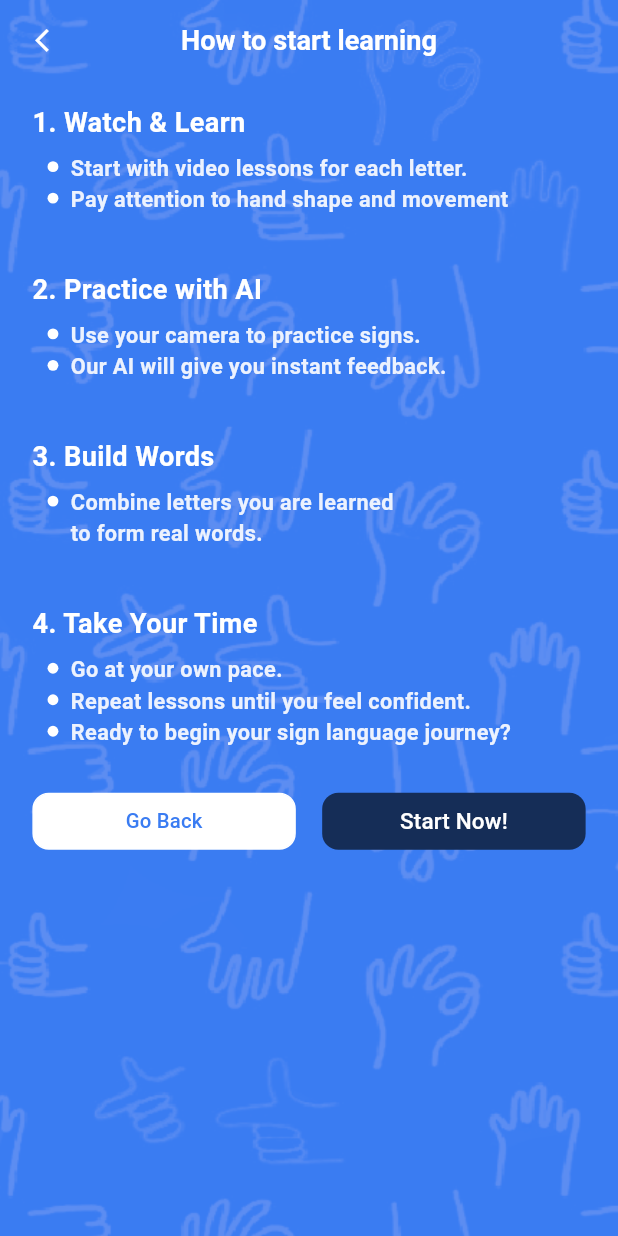
After one commit to mostafaomeha725/IsharaApp, a Flutter app: the LearnScreen screen opened directly, after a tap on "Introduction", on a phone screen of 412 x 824 dp. The commit adds this screen. Run offline on Flutter 3.47's test engine with Material 3 defaults, Android fonts, the phone set to English and light mode, and no system bars; our stand-ins replace cached_network_image, equatable, flutter_screenutil, flutter_spinkit, flutter_svg, go_router and 2 more; missing offline and left inert: chucker_flutter; Roboto replaces fonts that are missing (Tajawal).

Commit message:
add start  learn screen ui

```diff
--- a/lib/core/routes/app_routes.dart
+++ b/lib/core/routes/app_routes.dart
@@ -5,6 +5,7 @@ import 'package:isharaapp/features/auth/presentation/screens/check_mail_screen.d
 import 'package:isharaapp/features/auth/presentation/screens/create_new_password_screen.dart';
 import 'package:isharaapp/features/auth/presentation/screens/login_screen.dart';
 import 'package:isharaapp/features/auth/presentation/screens/register_screen.dart';
+import 'package:isharaapp/features/home/presentation/screens/start_learning_screen.dart';
 import 'package:isharaapp/features/home/presentation/screens/widgets/custom_nav_bar.dart';
 import 'package:isharaapp/features/splash/presentation/screens/onboarding_screen.dart';
 import 'package:isharaapp/features/splash/presentation/screens/splash_screen.dart';
@@ -62,7 +63,10 @@ GoRouter createRouter({
         path: Routes.customNavBar,
         builder: (context, state) => const CustomNavBar(),
       ),
-
+      GoRoute(
+        path: Routes.startLearning,
+        builder: (context, state) => const StartLearningScreen(),
+      ),
     ],
   );
 }
--- a/lib/core/routes/route_paths.dart
+++ b/lib/core/routes/route_paths.dart
@@ -8,4 +8,5 @@ class Routes {
   static const createNewPasswordScreen = '/createPassword';
   static const resetSuccessful = '/resetSuccessful';
   static const customNavBar = '/customNavBar';
+  static const startLearning = '/startLearning';
 }
--- a/lib/core/widgets/custom_button.dart
+++ b/lib/core/widgets/custom_button.dart
@@ -4,7 +4,6 @@ import 'package:flutter_screenutil/flutter_screenutil.dart';
 import 'package:isharaapp/core/theme/dark_colors.dart';
 import '/core/theme/dimensions.dart';
 import '/core/widgets/custom_text.dart';
-
 import '../extensions/ext.dart';
 import '../theme/light_colors.dart';
 import 'bouncing_widgets.dart';
@@ -79,7 +78,7 @@ class AppButton extends StatelessWidget implements Equatable {
         height: height ?? 57.h,
         margin: margin,
         decoration: BoxDecoration(
-          color: color,
+          color: color, // اللون اللي بيتحدد من الخارج
           borderRadius: BorderRadius.circular(radius ?? 12.r),
           border: Border.all(
             color: borderColor ??
@@ -93,10 +92,12 @@ class AppButton extends StatelessWidget implements Equatable {
           clipBehavior: Clip.antiAlias,
           style: TextButton.styleFrom(
             side: side,
-            foregroundColor: hoveColor ?? Colors.white,
-            backgroundColor: Theme.of(context).brightness == Brightness.dark
-                ? AppDarkColors.white
-                : AppLightColors.black,
+            // ✅ هنا التعديل: استخدم اللون الممرر بدل اللون الثابت
+            backgroundColor: color,
+            foregroundColor: textColor ??
+                (Theme.of(context).brightness == Brightness.dark
+                    ? AppDarkColors.black
+                    : AppLightColors.white),
             padding: contentPadding ?? const EdgeInsets.all(8).r,
             shape: RoundedRectangleBorder(
               borderRadius: BorderRadius.circular(
@@ -119,7 +120,7 @@ class AppButton extends StatelessWidget implements Equatable {
                     letterSpacing: letterSpacing,
                     color: textColor ??
                         (Theme.of(context).brightness == Brightness.dark
-                            ? AppDarkColors.black
+                            ? AppDarkColors.white
                             : AppLightColors.white),
                   ),
                 )
@@ -140,7 +141,7 @@ class AppButton extends StatelessWidget implements Equatable {
                           letterSpacing: letterSpacing,
                           color: textColor ??
                               (Theme.of(context).brightness == Brightness.dark
-                                  ? AppDarkColors.black
+                                  ? AppDarkColors.white
                                   : AppLightColors.white),
                         ),
                       ),
--- /dev/null
+++ b/lib/features/home/presentation/screens/start_learning_screen.dart
@@ -0,0 +1,42 @@
+import 'package:flutter/material.dart';
+import 'package:flutter_screenutil/flutter_screenutil.dart';
+import 'package:isharaapp/core/constants/app_assets.dart';
+import 'package:isharaapp/core/theme/gender_controller.dart';
+import 'package:isharaapp/features/home/presentation/screens/widgets/start_learning_screen_body.dart';
+
+class StartLearningScreen extends StatelessWidget {
+  const StartLearningScreen({super.key});
+
+  @override
+  Widget build(BuildContext context) {
+    final gender = GenderController.of(context).genderTheme;
+
+    final bgColor = gender == GenderTheme.boy
+        ? const Color(0xFF3A7CF2)
+        : const Color(0xFFF24BB6);
+
+    return Stack(
+      fit: StackFit.expand,
+      children: [
+        Container(
+          decoration: BoxDecoration(
+            color: bgColor,
+            image: const DecorationImage(
+              image: AssetImage(Assets.girlsplash),
+              fit: BoxFit.cover,
+              opacity: 0.70,
+            ),
+          ),
+        ),
+        SafeArea(
+          child: Padding(
+            padding: EdgeInsets.symmetric(horizontal: 16.0.w),
+            child: StartLearningScreenBody(
+              onGoBack: () {},
+            ),
+          ),
+        ),
+      ],
+    );
+  }
+}
--- a/lib/features/home/presentation/screens/widgets/learn_screen.dart
+++ b/lib/features/home/presentation/screens/widgets/learn_screen.dart
@@ -6,9 +6,23 @@ import 'package:isharaapp/core/theme/styles.dart';
 import 'package:isharaapp/core/widgets/custom_text.dart';
 import 'package:isharaapp/features/home/presentation/screens/widgets/course_card.dart';
 import 'package:isharaapp/features/home/presentation/screens/widgets/home_appbar.dart';
+import 'package:isharaapp/features/home/presentation/screens/widgets/start_learning_screen_body.dart';
 
-class LearnScreen extends StatelessWidget {
+class LearnScreen extends StatefulWidget {
   const LearnScreen({super.key});
+
+  @override
+  State<LearnScreen> createState() => _LearnScreenState();
+}
+
+class _LearnScreenState extends State<LearnScreen> {
+  bool _showStartLearning = false;
+
+  void _closeStartLearning() {
+    setState(() {
+      _showStartLearning = false;
+    });
+  }
 
   @override
   Widget build(BuildContext context) {
@@ -20,7 +34,10 @@ class LearnScreen extends StatelessWidget {
 
     return Scaffold(
       extendBodyBehindAppBar: true,
-      appBar: const HomeAppbar(title: 'Learn'),
+      appBar: HomeAppbar(
+        title: _showStartLearning ? 'How to start learning' : 'Learn',
+        onBack: _showStartLearning ? _closeStartLearning : null,
+      ),
       body: Stack(
         fit: StackFit.expand,
         children: [
@@ -30,12 +47,21 @@ class LearnScreen extends StatelessWidget {
               image: const DecorationImage(
                 image: AssetImage(Assets.girlsplash),
                 fit: BoxFit.cover,
-                  opacity: 0.70),
+                opacity: 0.70,
               ),
             ),
-          // المحتوى
+          ),
           SafeArea(
-            child: SingleChildScrollView(
+            child: AnimatedSwitcher(
+              duration: const Duration(milliseconds: 300),
+              child: _showStartLearning
+                  ? Padding(
+                      padding: EdgeInsets.symmetric(horizontal: 22.0.w),
+                      child: StartLearningScreenBody(
+                        onGoBack: _closeStartLearning,
+                      ),
+                    )
+                  : SingleChildScrollView(
                       padding: EdgeInsets.symmetric(horizontal: 16.w),
                       child: Column(
                         crossAxisAlignment: CrossAxisAlignment.start,
@@ -57,12 +83,17 @@ class LearnScreen extends StatelessWidget {
                             overflow: TextOverflow.visible,
                           ),
                           SizedBox(height: 12.h),
-                  const CourseCard(
+                          CourseCard(
                             title: 'Introduction',
                             subtitle: 'How to start learning',
                             completetext: '0 of 1 completed',
                             value: 0.1,
                             isinto: false,
+                            onTap: () {
+                              setState(() {
+                                _showStartLearning = true;
+                              });
+                            },
                           ),
                           const CourseCard(
                             title: 'Level One',
@@ -93,6 +124,7 @@ class LearnScreen extends StatelessWidget {
                       ),
                     ),
             ),
+          ),
         ],
       ),
     );
--- /dev/null
+++ b/lib/features/home/presentation/screens/widgets/start_learning_screen_body.dart
@@ -0,0 +1,85 @@
+import 'package:flutter/material.dart';
+import 'package:flutter_screenutil/flutter_screenutil.dart';
+import 'package:isharaapp/core/theme/gender_controller.dart';
+import 'package:isharaapp/core/theme/styles.dart';
+import 'package:isharaapp/core/widgets/custom_button.dart';
+import 'package:isharaapp/core/widgets/custom_text.dart';
+import 'package:isharaapp/features/home/presentation/screens/widgets/text_row_start_learning.dart';
+
+class StartLearningScreenBody extends StatelessWidget {
+  final VoidCallback onGoBack;
+
+  const StartLearningScreenBody({super.key, required this.onGoBack});
+
+  @override
+  Widget build(BuildContext context) {
+    final gender = GenderController.of(context).genderTheme;
+    final genderColor = gender == GenderTheme.boy
+        ? const Color(0xFF3A7CF2)
+        : const Color(0xFFF24BB6);
+    final buttomColor = gender == GenderTheme.boy
+        ? const Color(0xFF152D57)
+        : const Color(0xFF571B42);
+
+    return Column(
+      children: [
+        SizedBox(height: 16.h),
+        AppText('1. Watch & Learn', style: font20w700),
+        SizedBox(height: 8.h),
+        const TextRowStartLearning(
+            title: 'Start with video lessons for each letter. '),
+        const TextRowStartLearning(
+            title: 'Pay attention to hand shape and movement'),
+        SizedBox(height: 40.h),
+        AppText('2. Practice with AI', style: font20w700),
+        SizedBox(height: 8.h),
+        const TextRowStartLearning(title: 'Use your camera to practice signs.'),
+        const TextRowStartLearning(
+            title: 'Our AI will give you instant feedback.'),
+        SizedBox(height: 40.h),
+        AppText('3. Build Words', style: font20w700),
+        SizedBox(height: 8.h),
+        const TextRowStartLearning(
+            title: 'Combine letters you are learned\nto form real words.'),
+        SizedBox(height: 40.h),
+        AppText('4. Take Your Time', style: font20w700),
+        SizedBox(height: 8.h),
+        const TextRowStartLearning(title: 'Go at your own pace. '),
+        const TextRowStartLearning(
+            title: 'Repeat lessons until you feel confident.'),
+        const TextRowStartLearning(
+            title: 'Ready to begin your sign language journey?'),
+        SizedBox(height: 32.h),
+        Row(
+          children: [
+            Expanded(
+              flex: 10,
+              child: AppButton(
+                text: 'Go Back',
+                onPressed: onGoBack,
+                height: 42.h,
+                borderColor: Colors.white,
+                textColor: genderColor,
+                color: Colors.white,
+                textSize: 15.sp,
+                textWeight: FontWeight.w500,
+              ),
+            ),
+            const Expanded(flex: 1, child: SizedBox()),
+            Expanded(
+              flex: 10,
+              child: AppButton(
+                text: 'Start Now!',
+                onPressed: () {},
+                height: 42.h,
+                color: buttomColor,
+                textSize: 15,
+                textWeight: FontWeight.w500,
+              ),
+            ),
+          ],
+        ),
+      ],
+    );
+  }
+}
--- /dev/null
+++ b/lib/features/home/presentation/screens/widgets/text_row_start_learning.dart
@@ -0,0 +1,39 @@
+import 'package:flutter/material.dart';
+import 'package:flutter_screenutil/flutter_screenutil.dart';
+import 'package:isharaapp/core/theme/styles.dart';
+import 'package:isharaapp/core/widgets/custom_text.dart';
+
+class TextRowStartLearning extends StatelessWidget {
+  const TextRowStartLearning({super.key, required this.title});
+  final String title;
+  @override
+  Widget build(BuildContext context) {
+    return Column(
+      children: [
+        Padding(
+          padding: EdgeInsets.only(left: 10.w),
+          child: Row(
+            crossAxisAlignment: CrossAxisAlignment.start,
+            children: [
+              Container(
+                margin: EdgeInsets.only(top: 6.h, right: 8.w),
+                width: 8.w,
+                height: 8.h,
+                decoration: const BoxDecoration(
+                  color: Colors.white,
+                  shape: BoxShape.circle,
+                ),
+              ),
+              AppText(
+                title,
+                style: font16w700.copyWith(
+                  color: const Color(0xffECF2FE),
+                ),
+              ),
+            ],
+          ),
+        ),
+      ],
+    );
+  }
+}
```
Lines whose indentation alone changed are shown as unchanged.
